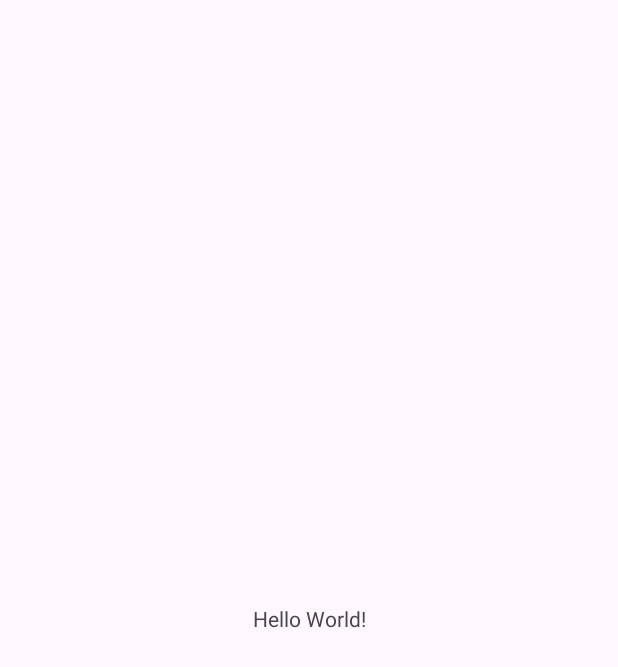
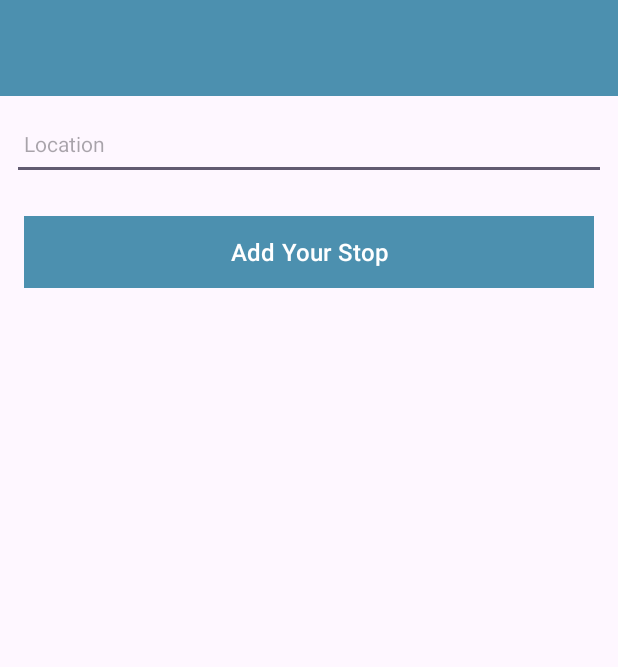
Before and after one commit to ECCooney/PupPlan, an Android app: the screen it shows after launch (MainActivity before the commit, PupplanActivity after it), on a phone screen of 412 x 824 dp. Before the commit the part shown is almost empty. Shown: the top 667 px of the screen. Run offline under Robolectric (Android 15) with nearby library versions, the light colour scheme and no system bars; our stand-ins replace Timber; 3 statements that could not run were skipped.

Commit message:
Model and Activity files created, title input started

```diff
--- a/app/build.gradle.kts
+++ b/app/build.gradle.kts
@@ -6,6 +6,10 @@ plugins {
 android {
     namespace = "ie.setu.pupplan"
     compileSdk = 33
+
+    buildFeatures {
+        viewBinding = true
+    }
 
     defaultConfig {
         applicationId = "ie.setu.pupplan"
@@ -41,6 +45,7 @@ dependencies {
     implementation("androidx.appcompat:appcompat:1.6.1")
     implementation("com.google.android.material:material:1.9.0")
     implementation("androidx.constraintlayout:constraintlayout:2.1.4")
+    implementation("com.github.ajalt:timberkt:1.5.1")
     testImplementation("junit:junit:4.13.2")
     androidTestImplementation("androidx.test.ext:junit:1.1.5")
     androidTestImplementation("androidx.test.espresso:espresso-core:3.5.1")
--- a/app/src/main/AndroidManifest.xml
+++ b/app/src/main/AndroidManifest.xml
@@ -13,7 +13,7 @@
         android:theme="@style/Theme.PupPlan"
         tools:targetApi="31">
         <activity
-            android:name=".MainActivity"
+            android:name=".Activities.PupplanActivity"
             android:exported="true">
             <intent-filter>
                 <action android:name="android.intent.action.MAIN" />
--- /dev/null
+++ b/app/src/main/java/ie/setu/pupplan/Activities/PupplanActivity.kt
@@ -0,0 +1,44 @@
+package ie.setu.pupplan.Activities
+
+import androidx.appcompat.app.AppCompatActivity
+import android.os.Bundle
+import com.google.android.material.snackbar.Snackbar
+import ie.setu.pupplan.Models.PupplanModel
+import ie.setu.pupplan.databinding.ActivityPupplanBinding
+import timber.log.Timber
+import timber.log.Timber.i
+
+class PupplanActivity : AppCompatActivity() {
+
+//    View Binding initiated to link module to layout file activity_pupplan.xml
+//    ActivityPupplanBinding is autogenerated class that just needs to be imported, as binding is switched on in build.gradle
+    private lateinit var binding: ActivityPupplanBinding
+
+//    bring in data model
+    var location = PupplanModel()
+
+//    main function
+    override fun onCreate(savedInstanceState: Bundle?) {
+        super.onCreate(savedInstanceState)
+
+//     inflater takes an XML file as input and builds the View objects from it
+        binding = ActivityPupplanBinding.inflate(layoutInflater)
+        setContentView(binding.root)
+
+//      logging
+        Timber.plant(Timber.DebugTree() )
+
+        i("Placemark Activity started..")
+
+        binding.btnAdd.setOnClickListener()
+        val locationTitle = binding.locationTitle.text.toString()
+        if (locationTitle.isNotEmpty()) {
+            i("add Button Pressed: $locationTitle")
+        }
+        else {
+            Snackbar
+                .make(it,"Please Enter a title", Snackbar.LENGTH_LONG)
+                .show()
+        }
+    }
+}
--- a/app/src/main/java/ie/setu/pupplan/MainActivity.kt
+++ /dev/null
@@ -1,11 +0,0 @@
-package ie.setu.pupplan
-
-import androidx.appcompat.app.AppCompatActivity
-import android.os.Bundle
-
-class MainActivity : AppCompatActivity() {
-    override fun onCreate(savedInstanceState: Bundle?) {
-        super.onCreate(savedInstanceState)
-        setContentView(R.layout.activity_main)
-    }
-}
--- /dev/null
+++ b/app/src/main/java/ie/setu/pupplan/Models/PupplanModel.kt
@@ -0,0 +1,3 @@
+package ie.setu.pupplan.Models
+
+data class PupplanModel(var title: String = "")
--- a/app/src/main/res/layout/activity_main.xml
+++ /dev/null
@@ -1,18 +0,0 @@
-<?xml version="1.0" encoding="utf-8"?>
-<androidx.constraintlayout.widget.ConstraintLayout xmlns:android="http://schemas.android.com/apk/res/android"
-    xmlns:app="http://schemas.android.com/apk/res-auto"
-    xmlns:tools="http://schemas.android.com/tools"
-    android:layout_width="match_parent"
-    android:layout_height="match_parent"
-    tools:context=".MainActivity">
-
-    <TextView
-        android:layout_width="wrap_content"
-        android:layout_height="wrap_content"
-        android:text="Hello World!"
-        app:layout_constraintBottom_toBottomOf="parent"
-        app:layout_constraintEnd_toEndOf="parent"
-        app:layout_constraintStart_toStartOf="parent"
-        app:layout_constraintTop_toTopOf="parent" />
-
-</androidx.constraintlayout.widget.ConstraintLayout>
--- /dev/null
+++ b/app/src/main/res/layout/activity_pupplan.xml
@@ -0,0 +1,72 @@
+<?xml version="1.0" encoding="utf-8"?>
+<androidx.constraintlayout.widget.ConstraintLayout xmlns:android="http://schemas.android.com/apk/res/android"
+    xmlns:app="http://schemas.android.com/apk/res-auto"
+    xmlns:tools="http://schemas.android.com/tools"
+    android:layout_width="match_parent"
+    android:layout_height="match_parent"
+    tools:context=".Activities.PupplanActivity">
+
+    <RelativeLayout
+        android:layout_width="match_parent"
+        android:layout_height="wrap_content"
+        app:layout_constraintBottom_toBottomOf="parent"
+        app:layout_constraintTop_toTopOf="parent">
+
+        <com.google.android.material.appbar.AppBarLayout
+            android:id="@+id/appBarLayout"
+            android:layout_width="match_parent"
+            android:layout_height="wrap_content"
+            android:background="@color/colorAccent"
+            android:fitsSystemWindows="true"
+            app:elevation="0dip"
+            app:theme="@style/ThemeOverlay.AppCompat.Dark.ActionBar">
+
+            <androidx.appcompat.widget.Toolbar
+                android:id="@+id/toolbarAdd"
+                android:layout_width="match_parent"
+                android:layout_height="wrap_content"
+                app:titleTextColor="@color/colorPrimary" />
+        </com.google.android.material.appbar.AppBarLayout>
+        <ScrollView
+            android:layout_width="match_parent"
+            android:layout_height="match_parent"
+            android:layout_below="@id/appBarLayout"
+            android:fillViewport="true">
+
+            <LinearLayout
+                android:layout_width="match_parent"
+                android:layout_height="wrap_content"
+                android:orientation="vertical">
+
+                <EditText
+                    android:id="@+id/locationTitle"
+                    android:layout_width="match_parent"
+                    android:layout_height="48dp"
+                    android:layout_margin="8dp"
+                    android:autofillHints="hint"
+                    android:hint="@string/hint_locationTitle"
+                    android:inputType="text"
+                    android:maxLength="25"
+                    android:maxLines="1"
+                    android:padding="8dp"
+                    android:textColor="@color/colorPrimaryDark"
+                    android:textSize="14sp" />
+
+                <Button
+                    android:id="@+id/btnAdd"
+                    android:layout_width="match_parent"
+                    android:layout_height="wrap_content"
+                    android:layout_margin="16dp"
+                    android:background="@color/colorAccent"
+                    android:paddingTop="8dp"
+                    android:paddingBottom="8dp"
+                    android:stateListAnimator="@null"
+                    android:text="@string/button_addLocation"
+                    android:textColor="@color/colorPrimary"
+                    android:textSize="16sp" />
+            </LinearLayout>
+        </ScrollView>
+
+    </RelativeLayout>
+
+</androidx.constraintlayout.widget.ConstraintLayout>
--- a/app/src/main/res/values/colors.xml
+++ b/app/src/main/res/values/colors.xml
@@ -2,4 +2,7 @@
 <resources>
     <color name="black">#FF000000</color>
     <color name="white">#FFFFFFFF</color>
+    <color name="colorPrimary">#FFFFFF</color>
+    <color name="colorPrimaryDark">#000000</color>
+    <color name="colorAccent">#4c90af</color>
 </resources>
--- a/app/src/main/res/values/strings.xml
+++ b/app/src/main/res/values/strings.xml
@@ -1,3 +1,5 @@
 <resources>
     <string name="app_name">PupPlan</string>
+    <string name="button_addLocation">Add Your Stop</string>
+    <string name="hint_locationTitle">Location</string>
 </resources>
--- a/app/src/main/res/values/themes.xml
+++ b/app/src/main/res/values/themes.xml
@@ -1,9 +1,15 @@
 <resources xmlns:tools="http://schemas.android.com/tools">
     <!-- Base application theme. -->
-    <style name="Base.Theme.PupPlan" parent="Theme.Material3.DayNight.NoActionBar">
+    <style name="Base.Theme.Placemark" parent="Theme.Material3.DayNight.NoActionBar">
         <!-- Customize your light theme here. -->
-        <!-- <item name="colorPrimary">@color/my_light_primary</item> -->
+        <item name="colorPrimary">@color/colorAccent</item>
+        <item name="colorPrimaryVariant">@color/colorPrimaryDark</item>
+        <item name="colorOnPrimary">@color/white</item>
+        <!-- Secondary brand color. -->
+        <item name="colorOnSecondary">@color/black</item>
+        <!-- Status bar color. -->
+        <item name="android:statusBarColor">?attr/colorPrimaryVariant</item>
     </style>
 
-    <style name="Theme.PupPlan" parent="Base.Theme.PupPlan" />
+    <style name="Theme.PupPlan" parent="Base.Theme.Placemark" />
 </resources>
```
